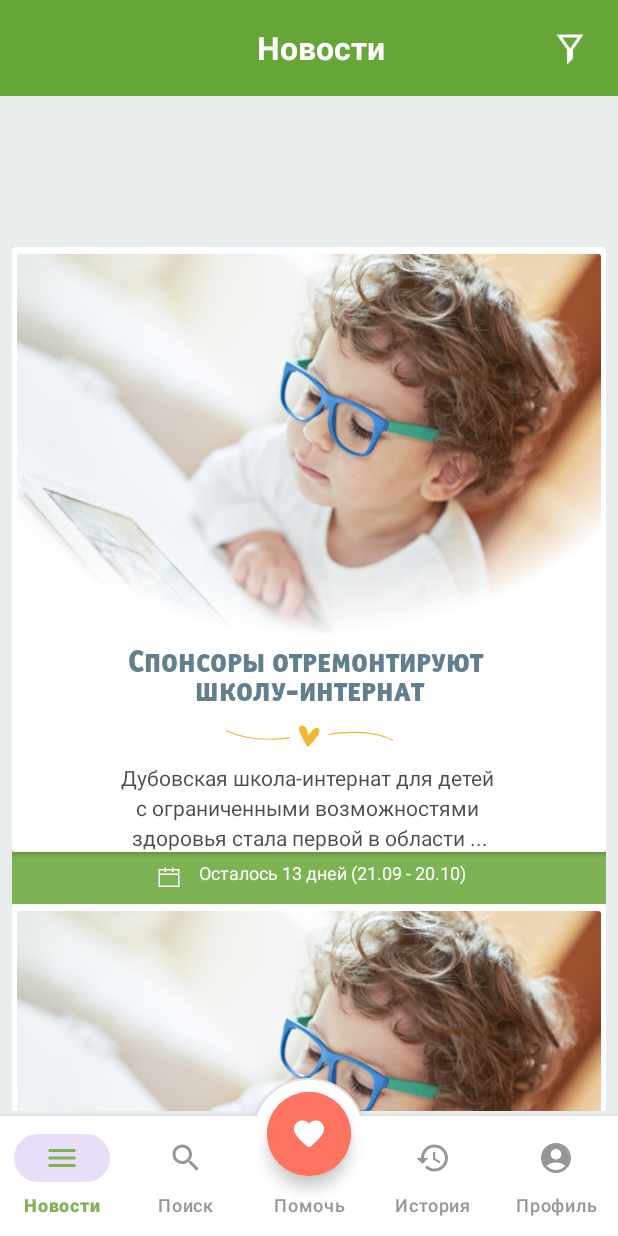
After one commit to Alexander58123/simbirsoft_zadanie9_service, an Android app: the NewsActivity screen opened directly, with no data from a screen before it, on a phone screen of 412 x 824 dp. The commit adds this screen. Run offline under Robolectric (Android 15) with nearby library versions, the phone set to English and light mode, and no system bars; Roboto replaces fonts that are not available here.

Commit message:
add activity news and maket

```diff
--- a/app/src/main/java/com/example/zadanie6/CategoriiPomoshi.kt
+++ b/app/src/main/java/com/example/zadanie6/CategoriiPomoshi.kt
@@ -38,9 +38,13 @@ class CategoriiPomoshi : AppCompatActivity() {
                     val intent = Intent(this@CategoriiPomoshi, SearchActivity::class.java)
                     startActivity(intent)
                 }
+                R.id.news -> {
+                    val intent = Intent(this@CategoriiPomoshi, NewsActivity::class.java)
+                    startActivity(intent)
+                }
             }
 
-            true
+            return@setOnItemSelectedListener true
         }
     }
 
--- a/app/src/main/java/com/example/zadanie6/MainActivity.kt
+++ b/app/src/main/java/com/example/zadanie6/MainActivity.kt
@@ -14,6 +14,6 @@ class MainActivity : AppCompatActivity() {
             val intent = Intent(this@MainActivity, CategoriiPomoshi::class.java)
             startActivity(intent)
             finish()
-        }, 5000)
+        }, 3000)
     }
 }
--- /dev/null
+++ b/app/src/main/java/com/example/zadanie6/NewsActivity.kt
@@ -0,0 +1,42 @@
+package com.example.zadanie6
+
+import android.content.Intent
+import android.os.Bundle
+import androidx.appcompat.app.AppCompatActivity
+import com.google.android.material.bottomnavigation.BottomNavigationView
+import com.google.android.material.floatingactionbutton.ExtendedFloatingActionButton
+
+class NewsActivity : AppCompatActivity() {
+
+    lateinit var nav: BottomNavigationView
+    lateinit var buttonhead: ExtendedFloatingActionButton
+
+    override fun onCreate(savedInstanceState: Bundle?) {
+        super.onCreate(savedInstanceState)
+        setContentView(R.layout.activity_news)
+
+        buttonhead = findViewById(R.id.menuCategorii)
+        nav = findViewById(R.id.BottomNavagation)
+
+        // открытие меню Помочь
+        buttonhead.setOnClickListener {
+            val intent = Intent(this@NewsActivity, CategoriiPomoshi::class.java)
+            startActivity(intent)
+        }
+
+        nav.setOnItemSelectedListener {
+            when (it.itemId) {
+                R.id.profile -> {
+                    val intent = Intent(this@NewsActivity, Profile::class.java)
+                    startActivity(intent)
+                }
+                R.id.search -> {
+                    val intent = Intent(this@NewsActivity, SearchActivity::class.java)
+                    startActivity(intent)
+                }
+            }
+
+            return@setOnItemSelectedListener true
+        }
+    }
+}
--- a/app/src/main/java/com/example/zadanie6/Profile.kt
+++ b/app/src/main/java/com/example/zadanie6/Profile.kt
@@ -67,8 +67,12 @@ class Profile : AppCompatActivity() {
                     val intent = Intent(this@Profile, SearchActivity::class.java)
                     startActivity(intent)
                 }
+                R.id.news -> {
+                    val intent = Intent(this@Profile, NewsActivity::class.java)
+                    startActivity(intent)
+                }
             }
-            true
+            return@setOnItemSelectedListener true
         }
     }
 
--- a/app/src/main/java/com/example/zadanie6/SearchActivity.kt
+++ b/app/src/main/java/com/example/zadanie6/SearchActivity.kt
@@ -52,9 +52,13 @@ class SearchActivity : AppCompatActivity() {
                     val intent = Intent(this@SearchActivity, Profile::class.java)
                     startActivity(intent)
                 }
+                R.id.news -> {
+                    val intent = Intent(this@SearchActivity, NewsActivity::class.java)
+                    startActivity(intent)
+                }
             }
 
-            true
+            return@setOnItemSelectedListener true
         }
     }
 
--- /dev/null
+++ b/app/src/main/res/drawable/decor.xml
@@ -0,0 +1,16 @@
+<vector xmlns:android="http://schemas.android.com/apk/res/android"
+    android:width="112dp"
+    android:height="15dp"
+    android:viewportWidth="112"
+    android:viewportHeight="15">
+  <path
+      android:pathData="M55.26,14.36S46.18,1.54 50.63,0.56c4.44,-0.99 5.05,6.5 5.05,6.5S59.34,0.9 61.85,2c4.74,2.08 -6.59,12.36 -6.59,12.36"
+      android:fillColor="#F2B630"
+      android:fillType="evenOdd"/>
+  <path
+      android:pathData="M69.15,6.17s27.07,-4.97 43.11,3.99M43.1,8.24S20.19,12.75 0.7,3.56"
+      android:strokeWidth=".7"
+      android:fillColor="#00000000"
+      android:strokeColor="#F2B630"
+      android:fillType="evenOdd"/>
+</vector>
--- /dev/null
+++ b/app/src/main/res/drawable/icon_calendar.xml
@@ -0,0 +1,10 @@
+<vector xmlns:android="http://schemas.android.com/apk/res/android"
+    android:width="24dp"
+    android:height="24dp"
+    android:viewportWidth="24"
+    android:viewportHeight="24">
+  <path
+      android:pathData="M15,5h-1v1h-4L10,5L9,5v1L5,6v12h14L19,6h-4L15,5zM9,8h1L10,7h4v1h1L15,7h3v2L6,9L6,7h3v1zM6,10h12v7L6,17v-7z"
+      android:fillColor="#FFF"
+      android:fillType="evenOdd"/>
+</vector>
--- /dev/null
+++ b/app/src/main/res/font/officiana_font.xml
@@ -0,0 +1,8 @@
+<?xml version="1.0" encoding="utf-8"?>
+<font-family xmlns:android="http://schemas.android.com/apk/res/android">
+    <font
+        android:fontStyle="normal"
+        android:fontWeight="400"
+        android:font="@font/officinasansextraboldscc"
+        />
+</font-family>
--- /dev/null
+++ b/app/src/main/res/layout/activity_news.xml
@@ -0,0 +1,343 @@
+<?xml version="1.0" encoding="utf-8"?>
+<RelativeLayout xmlns:android="http://schemas.android.com/apk/res/android"
+    xmlns:app="http://schemas.android.com/apk/res-auto"
+    xmlns:tools="http://schemas.android.com/tools"
+    android:layout_width="match_parent"
+    android:layout_height="match_parent"
+    android:background="@color/light_grey_two"
+    tools:context=".NewsActivity">
+
+    <View
+        android:id="@+id/view3"
+        android:layout_width="match_parent"
+        android:layout_height="1dp"
+        android:layout_above="@+id/BottomNavagation"
+        android:background="@color/border"
+        app:layout_anchor="@id/BottomNavagation" />
+
+    <com.google.android.material.bottomnavigation.BottomNavigationView
+        android:id="@+id/BottomNavagation"
+        android:layout_width="wrap_content"
+        android:layout_height="wrap_content"
+        android:layout_alignParentBottom="true"
+        app:backgroundTint="@color/white"
+        app:itemIconSize="24dp"
+        app:itemIconTint="@drawable/button_nav_selector"
+        app:itemTextColor="@drawable/button_nav_selector"
+        app:labelVisibilityMode="labeled"
+        app:layout_constraintBottom_toBottomOf="parent"
+        app:layout_constraintEnd_toEndOf="parent"
+        app:layout_constraintStart_toStartOf="parent"
+        app:menu="@menu/bottom_nav_menu" />
+
+    <View
+        android:id="@+id/circle"
+        android:layout_width="74dp"
+        android:layout_height="70dp"
+        android:layout_alignParentBottom="true"
+        android:layout_centerInParent="true"
+        android:layout_marginBottom="35dp"
+        android:background="@drawable/circleformenu"
+        android:translationZ="2dp" />
+
+    <com.google.android.material.floatingactionbutton.ExtendedFloatingActionButton
+        android:id="@+id/menuCategorii"
+        android:layout_width="wrap_content"
+        android:layout_height="wrap_content"
+        android:layout_alignParentBottom="true"
+        android:layout_centerInParent="true"
+        android:layout_marginBottom="40dp"
+        android:backgroundTint="@color/melon"
+        app:icon="@drawable/round_favorite_white"
+        app:iconSize="24dp"
+        app:iconTint="@color/white"
+        app:shapeAppearanceOverlay="@style/button_circle_float" />
+
+    <com.google.android.material.appbar.AppBarLayout
+        android:id="@+id/appBarLayout"
+        android:layout_width="match_parent"
+        android:layout_height="wrap_content">
+
+        <com.google.android.material.appbar.CollapsingToolbarLayout
+            android:id="@+id/main.collapsing"
+            android:layout_width="match_parent"
+            android:layout_height="match_parent"
+            android:fitsSystemWindows="true"
+            app:layout_scrollFlags="scroll|snap|exitUntilCollapsed"
+            app:toolbarId="@+id/toolbar">
+
+
+            <androidx.appcompat.widget.Toolbar
+                android:id="@+id/toolbar"
+                android:layout_width="match_parent"
+                android:layout_height="?attr/actionBarSize"
+                android:background="?attr/colorPrimary"
+                android:backgroundTint="#66a636"
+                android:minHeight="?attr/actionBarSize"
+                android:theme="?attr/actionBarTheme"
+                app:layout_collapseMode="pin"
+                app:layout_scrollFlags="scroll|enterAlwaysCollapsed|snap">
+
+                <RelativeLayout
+                    android:layout_width="fill_parent"
+                    android:layout_height="fill_parent">
+
+                    <FrameLayout
+                        android:layout_width="match_parent"
+                        android:layout_height="match_parent">
+
+                        <TextView
+                            android:layout_width="match_parent"
+                            android:layout_height="match_parent"
+                            android:gravity="center"
+                            android:text="@string/News_tittle"
+                            android:textAllCaps="false"
+                            android:textColor="#FFF"
+                            android:textSize="21sp"
+                            android:textStyle="bold" />
+
+                        <RelativeLayout
+                            android:layout_width="match_parent"
+                            android:layout_height="match_parent">
+
+                            <ImageView
+                                android:id="@+id/imageView4"
+                                android:layout_width="24dp"
+                                android:layout_height="24dp"
+                                android:layout_alignParentRight="true"
+                                android:layout_marginTop="20dp"
+                                android:layout_marginRight="20dp"
+                                app:srcCompat="@drawable/filter" />
+                        </RelativeLayout>
+
+                    </FrameLayout>
+
+
+                </RelativeLayout>
+
+
+            </androidx.appcompat.widget.Toolbar>
+
+        </com.google.android.material.appbar.CollapsingToolbarLayout>
+
+    </com.google.android.material.appbar.AppBarLayout>
+
+    <androidx.constraintlayout.widget.ConstraintLayout
+        android:layout_width="match_parent"
+        android:layout_height="584dp"
+        android:layout_above="@+id/circle"
+        android:layout_alignParentEnd="true"
+        android:layout_marginEnd="0dp"
+        android:layout_marginBottom="-22dp"
+        android:background="@color/light_grey_two">
+
+        <androidx.core.widget.NestedScrollView
+            android:layout_width="match_parent"
+            android:layout_height="match_parent"
+            android:layout_marginBottom="-3dp"
+            android:fillViewport="true"
+            app:layout_constraintBottom_toBottomOf="parent"
+            app:layout_constraintEnd_toEndOf="parent"
+            app:layout_constraintStart_toStartOf="parent"
+            app:layout_constraintTop_toTopOf="parent">
+
+            <LinearLayout
+                android:layout_width="match_parent"
+                android:layout_height="wrap_content"
+                android:orientation="vertical"
+                android:paddingLeft="8dp"
+                android:paddingTop="8dp"
+                android:paddingRight="8dp">
+
+                <LinearLayout
+                    android:layout_width="match_parent"
+                    android:layout_height="match_parent"
+                    android:orientation="vertical">
+
+                    <androidx.cardview.widget.CardView
+                        android:layout_width="match_parent"
+                        android:layout_height="wrap_content">
+
+                        <LinearLayout
+                            android:layout_width="match_parent"
+                            android:layout_height="wrap_content"
+                            android:orientation="vertical"
+                            android:paddingLeft="3dp"
+                            android:paddingTop="3dp"
+                            android:paddingRight="3dp">
+
+                            <FrameLayout
+                                android:layout_width="match_parent"
+                                android:layout_height="wrap_content">
+
+                                <ImageView
+                                    android:id="@+id/imageView12"
+                                    android:layout_width="match_parent"
+                                    android:layout_height="259dp"
+                                    android:layout_gravity="center_horizontal"
+                                    app:srcCompat="@drawable/news1" />
+
+                                <ImageView
+                                    android:id="@+id/imageView13"
+                                    android:layout_width="match_parent"
+                                    android:layout_height="259dp"
+                                    app:srcCompat="@drawable/fade" />
+                            </FrameLayout>
+
+                            <TextView
+                                android:id="@+id/textView10"
+                                android:layout_width="match_parent"
+                                android:layout_height="wrap_content"
+                                android:fontFamily="@font/officiana_font"
+                                android:gravity="center"
+                                android:text="@string/news1"
+                                android:textColor="@color/blue_grey"
+                                android:textSize="21sp"
+                                app:lineHeight="34sp" />
+
+                            <ImageView
+                                android:id="@+id/imageView14"
+                                android:layout_width="match_parent"
+                                android:layout_height="wrap_content"
+                                android:layout_marginTop="10dp"
+                                android:layout_marginBottom="10dp"
+                                app:srcCompat="@drawable/decor" />
+
+                            <TextView
+                                android:id="@+id/textView17"
+                                android:layout_width="match_parent"
+                                android:layout_height="wrap_content"
+                                android:text="@string/news1text"
+                                android:textAlignment="center"
+                                android:textColor="@color/black_70"
+                                android:textSize="14sp"
+                                app:lineHeight="20sp" />
+
+                        </LinearLayout>
+
+                    </androidx.cardview.widget.CardView>
+
+                    <FrameLayout
+                        android:layout_width="match_parent"
+                        android:layout_height="wrap_content"
+                        android:background="@color/turtle_green">
+
+                        <TextView
+                            android:id="@+id/textView20"
+                            android:layout_width="wrap_content"
+                            android:layout_height="wrap_content"
+                            android:layout_gravity="center"
+                            android:layout_marginTop="5dp"
+                            android:layout_marginBottom="5dp"
+                            android:drawableLeft="@drawable/icon_calendar"
+                            android:drawablePadding="8dp"
+                            android:maxLines="1"
+                            android:text="@string/date1"
+                            android:textColor="@color/white"
+                            android:textSize="12sp"
+                            app:lineHeight="16sp" />
+
+                    </FrameLayout>
+
+                </LinearLayout>
+
+                <LinearLayout
+                    android:layout_width="match_parent"
+                    android:layout_height="match_parent"
+                    android:orientation="vertical">
+
+                    <androidx.cardview.widget.CardView
+                        android:layout_width="match_parent"
+                        android:layout_height="wrap_content">
+
+                        <LinearLayout
+                            android:layout_width="match_parent"
+                            android:layout_height="wrap_content"
+                            android:orientation="vertical"
+                            android:paddingLeft="3dp"
+                            android:paddingTop="3dp"
+                            android:paddingRight="3dp">
+
+                            <FrameLayout
+                                android:layout_width="match_parent"
+                                android:layout_height="wrap_content">
+
+                                <ImageView
+                                    android:id="@+id/imageView15"
+                                    android:layout_width="match_parent"
+                                    android:layout_height="259dp"
+                                    android:layout_gravity="center_horizontal"
+                                    app:srcCompat="@drawable/news1" />
+
+                                <ImageView
+                                    android:id="@+id/imageView16"
+                                    android:layout_width="match_parent"
+                                    android:layout_height="259dp"
+                                    app:srcCompat="@drawable/fade" />
+                            </FrameLayout>
+
+                            <TextView
+                                android:id="@+id/textView25"
+                                android:layout_width="match_parent"
+                                android:layout_height="wrap_content"
+                                android:fontFamily="@font/officiana_font"
+                                android:gravity="center"
+                                android:text="@string/news1"
+                                android:textColor="@color/blue_grey"
+                                android:textSize="21sp"
+                                app:lineHeight="34sp" />
+
+                            <ImageView
+                                android:id="@+id/imageView17"
+                                android:layout_width="match_parent"
+                                android:layout_height="wrap_content"
+                                android:layout_marginTop="10dp"
+                                android:layout_marginBottom="10dp"
+                                app:srcCompat="@drawable/decor" />
+
+                            <TextView
+                                android:id="@+id/textView18"
+                                android:layout_width="match_parent"
+                                android:layout_height="wrap_content"
+                                android:text="@string/news1text"
+                                android:textAlignment="center"
+                                android:textColor="@color/black_70"
+                                android:textSize="14sp"
+                                app:lineHeight="20sp" />
+
+                        </LinearLayout>
+
+                    </androidx.cardview.widget.CardView>
+
+                    <FrameLayout
+                        android:layout_width="match_parent"
+                        android:layout_height="wrap_content"
+                        android:background="@color/turtle_green">
+
+                        <TextView
+                            android:id="@+id/textView26"
+                            android:layout_width="wrap_content"
+                            android:layout_height="wrap_content"
+                            android:layout_gravity="center"
+                            android:layout_marginTop="5dp"
+                            android:layout_marginBottom="5dp"
+                            android:drawableLeft="@drawable/icon_calendar"
+                            android:drawablePadding="8dp"
+                            android:maxLines="1"
+                            android:text="@string/date1"
+                            android:textColor="@color/white"
+                            android:textSize="12sp"
+                            app:lineHeight="16sp" />
+
+                    </FrameLayout>
+
+                </LinearLayout>
+
+            </LinearLayout>
+
+
+        </androidx.core.widget.NestedScrollView>
+
+    </androidx.constraintlayout.widget.ConstraintLayout>
+
+</RelativeLayout>
--- a/app/src/main/res/values/colors.xml
+++ b/app/src/main/res/values/colors.xml
@@ -18,4 +18,6 @@
     <color name="macaroni_and_cheese">#f2b630</color>
     <color name="light_grey_two">#e8eded</color>
     <color name="black_54">#8a000000</color>
+    <color name="blue_grey">#627f8f</color>
+    <color name="black_70">#b3000000</color>
 </resources>
--- a/app/src/main/res/values/strings.xml
+++ b/app/src/main/res/values/strings.xml
@@ -22,4 +22,8 @@
     <string name="Tab1">По мероприятиям</string>
     <string name="Tab2">По НКО</string>
     <string name="keywords_news">Ключевые слова: мастер-класс, помощь\nРезультаты поиска: 109 мероприятий</string>
+    <string name="News_tittle">Новости</string>
+    <string name="news1">Спонсоры отремонтируют \nшколу-интернат</string>
+    <string name="news1text">Дубовская школа-интернат для детей \nс ограниченными возможностями \nздоровья стала первой в области ...</string>
+    <string name="date1">Осталось 13 дней (21.09 - 20.10)</string>
 </resources>
```
Also changed, not shown: app/src/main/AndroidManifest.xml (+5 -3 lines), app/src/main/res/drawable/fade.png (added), app/src/main/res/drawable/filter.png (added), app/src/main/res/drawable/news1.jpg (added), app/src/main/res/font/officinasansextraboldscc.otf (added).
